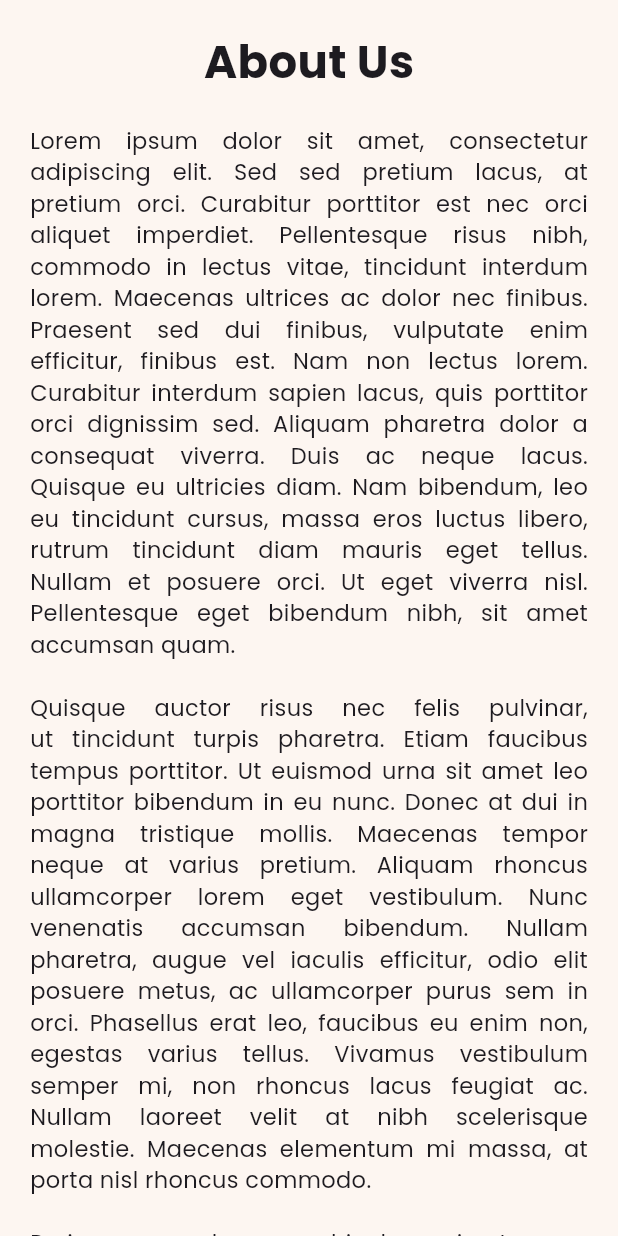
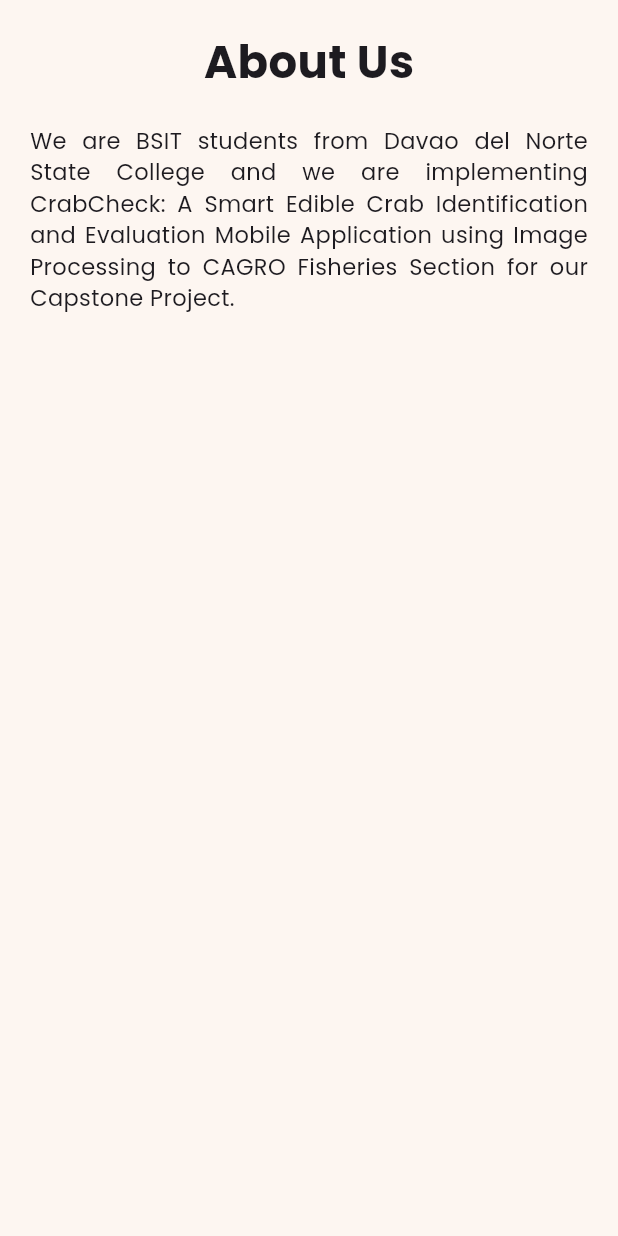
Before and after one commit to keannugran19/crabcheck, a Flutter app: the screen it shows after launch, in the side drawer, after a tap on "About Us", on a phone screen of 412 x 824 dp. Run offline on Flutter 3.47's test engine with Material 3 defaults, Android fonts, the phone set to English and light mode, and no system bars; our stand-ins replace firebase_core, image_picker, location; accounts and stored records are empty.

Commit message:
UPDATE about us page

```diff
--- a/lib/pages/about_page.dart
+++ b/lib/pages/about_page.dart
@@ -21,11 +21,8 @@
             Padding(
               padding: EdgeInsets.all(20.0),
               child: Text(
-                """ Lorem ipsum dolor sit amet, consectetur adipiscing elit. Sed sed pretium lacus, at pretium orci. Curabitur porttitor est nec orci aliquet imperdiet. Pellentesque risus nibh, commodo in lectus vitae, tincidunt interdum lorem. Maecenas ultrices ac dolor nec finibus. Praesent sed dui finibus, vulputate enim efficitur, finibus est. Nam non lectus lorem. Curabitur interdum sapien lacus, quis porttitor orci dignissim sed. Aliquam pharetra dolor a consequat viverra. Duis ac neque lacus. Quisque eu ultricies diam. Nam bibendum, leo eu tincidunt cursus, massa eros luctus libero, rutrum tincidunt diam mauris eget tellus. Nullam et posuere orci. Ut eget viverra nisl. Pellentesque eget bibendum nibh, sit amet accumsan quam.
-
-              Quisque auctor risus nec felis pulvinar, ut tincidunt turpis pharetra. Etiam faucibus tempus porttitor. Ut euismod urna sit amet leo porttitor bibendum in eu nunc. Donec at dui in magna tristique mollis. Maecenas tempor neque at varius pretium. Aliquam rhoncus ullamcorper lorem eget vestibulum. Nunc venenatis accumsan bibendum. Nullam pharetra, augue vel iaculis efficitur, odio elit posuere metus, ac ullamcorper purus sem in orci. Phasellus erat leo, faucibus eu enim non, egestas varius tellus. Vivamus vestibulum semper mi, non rhoncus lacus feugiat ac. Nullam laoreet velit at nibh scelerisque molestie. Maecenas elementum mi massa, at porta nisl rhoncus commodo.
-
-              Proin augue lacus, vehicula quis tempus id, scelerisque congue nisi. Proin auctor odio eu justo consectetur, eget laoreet dolor facilisis. Morbi non augue ac purus commodo pretium. Donec mollis diam metus, id consectetur quam rutrum id. Etiam suscipit volutpat semper. Proin ut consequat est. Ut convallis magna non gravida molestie. Vestibulum quis nibh quis velit iaculis euismod id in massa. Maecenas justo dui, consequat id venenatis sit amet, venenatis sagittis sem. Aenean molestie condimentum tincidunt.""",
+                """We are BSIT students from Davao del Norte State College and we are implementing CrabCheck: A Smart Edible Crab Identification and Evaluation Mobile Application using Image Processing to CAGRO Fisheries Section for our Capstone Project.
+                """,
                 textAlign: TextAlign.justify,
                 style: TextStyle(
                   fontSize: 15,
```
